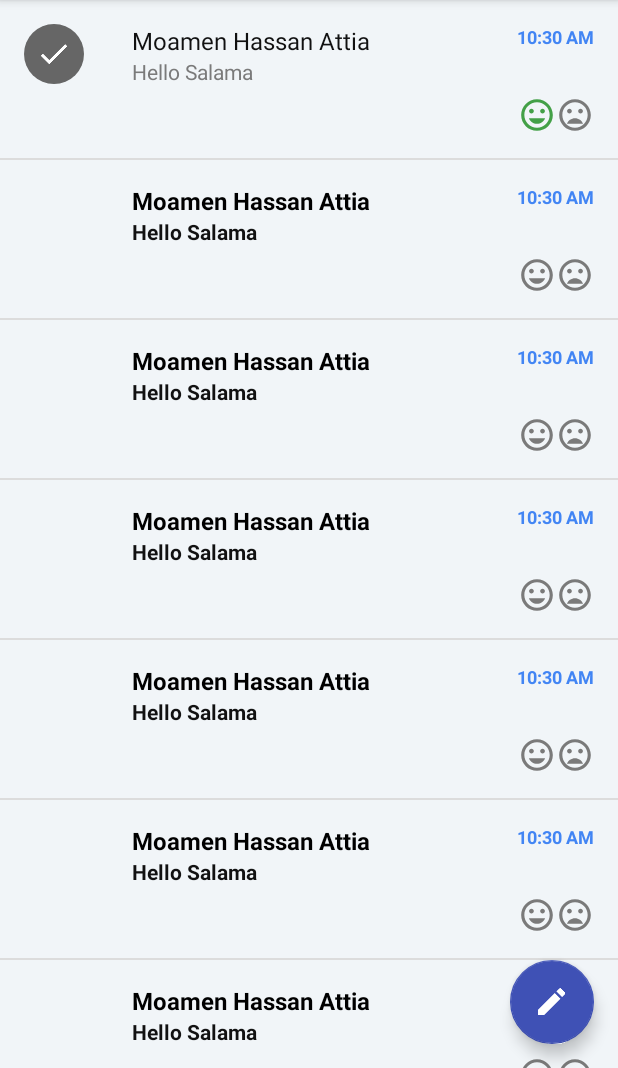
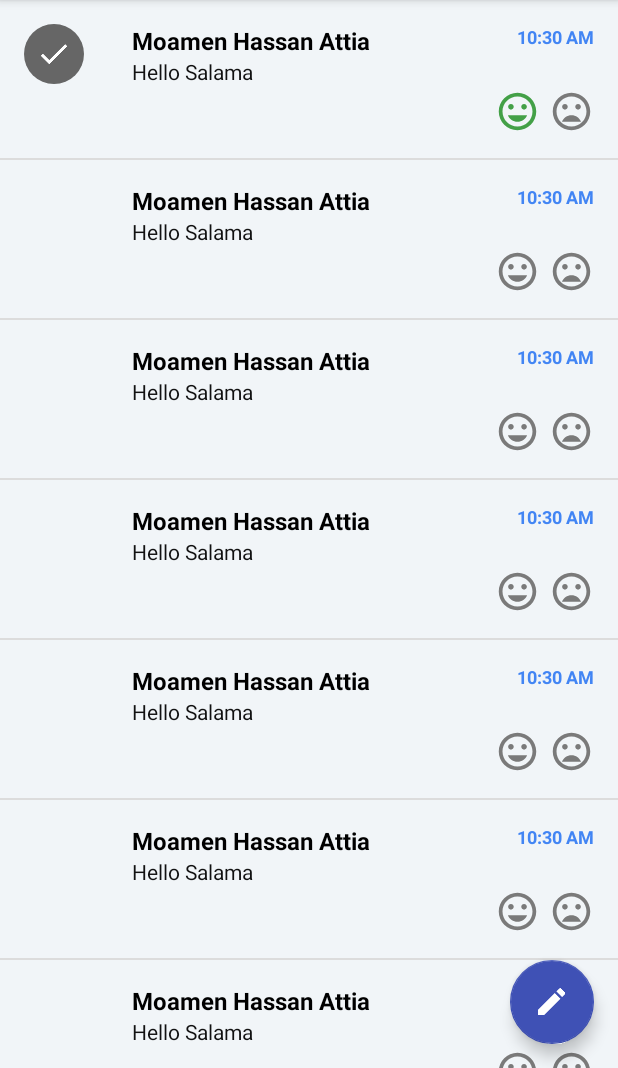
Before and after one commit to Moamen97/Help-Me, an Android app: the ShowComments screen opened directly, with no data from a screen before it, after a tap on an icon or button, on a phone screen of 412 x 824 dp, the part 168-1236 px from its top. Run offline under Robolectric (Android 15) with nearby library versions, the phone set to English and light mode, and no system bars; pictures from the network do not load; 1 statement that could not run was skipped; 2 other taps on this screen came first.

Commit message:
fix comment adapter and add comment functions :V and also make some magic with colors

```diff
--- a/Project/app/src/main/java/Model/postData/Comment/commentAdapter.java
+++ b/Project/app/src/main/java/Model/postData/Comment/commentAdapter.java
@@ -80,10 +80,10 @@ public class commentAdapter extends RecyclerView.Adapter<commentViewHolder> {
         // change the row state to activated
         holder.itemView.setActivated(selectedItems.get(position, false));
 
-        // change the font style depending on message read status
-        applyReadStatus(holder, message);
+        // apply click events
+        applyClickEvents(holder, position, message);
 
-        // handle message star
+        // handle comment mood
         applyImportant(holder, message);
 
         // handle icon animation
@@ -91,12 +91,9 @@ public class commentAdapter extends RecyclerView.Adapter<commentViewHolder> {
 
         // display profile image
         applyProfilePicture(holder, message);
-
-        // apply click events
-        applyClickEvents(holder, position);
     }
 
-    private void applyClickEvents(commentViewHolder holder, final int position) {
+    private void applyClickEvents(commentViewHolder holder, final int position, final comment message) {
         holder.getIconContainer().setOnClickListener(new View.OnClickListener() {
             @Override
             public void onClick(View view) {
@@ -111,6 +108,13 @@ public class commentAdapter extends RecyclerView.Adapter<commentViewHolder> {
             }
         });
 
+        holder.getMoodSad().setOnClickListener(new View.OnClickListener() {
+            @Override
+            public void onClick(View view) {
+                listener.onIconMoodSadClicked(position);
+            }
+        });
+
         holder.getMessageContainer().setOnClickListener(new View.OnClickListener() {
             @Override
             public void onClick(View view) {
@@ -118,7 +122,9 @@ public class commentAdapter extends RecyclerView.Adapter<commentViewHolder> {
             }
         });
 
-        holder.getMessageContainer().setOnLongClickListener(new View.OnLongClickListener() {
+        holder.getMessageContainer().
+
+                setOnLongClickListener(new View.OnLongClickListener() {
                     @Override
                     public boolean onLongClick(View view) {
                         listener.onRowLongClicked(position);
@@ -187,28 +193,18 @@ public class commentAdapter extends RecyclerView.Adapter<commentViewHolder> {
     }
 
     private void applyImportant(commentViewHolder holder, comment Comment) {
-        if (Comment.isImportant()) {
-            holder.getIconImp().setImageDrawable(ContextCompat.getDrawable(mContext, R.drawable.ic_mood_black_24dp));
+        if (!Comment.isImportant() && !Comment.isRead()) {
+            holder.getIconImp().setColorFilter(ContextCompat.getColor(mContext, R.color.icon_tint_normal));
+            holder.getMoodSad().setColorFilter(ContextCompat.getColor(mContext, R.color.icon_tint_normal));
+        } else if (Comment.isImportant()) {
             holder.getIconImp().setColorFilter(ContextCompat.getColor(mContext, R.color.md_green_600));
+            holder.getMoodSad().setColorFilter(ContextCompat.getColor(mContext, R.color.icon_tint_normal));
         } else {
-            holder.getIconImp().setImageDrawable(ContextCompat.getDrawable(mContext, R.drawable.ic_mood_black_24dp));
             holder.getIconImp().setColorFilter(ContextCompat.getColor(mContext, R.color.icon_tint_normal));
+            holder.getMoodSad().setColorFilter(ContextCompat.getColor(mContext, R.color.md_red_500));
         }
     }
 
-    private void applyReadStatus(commentViewHolder holder, comment Comment) {
-        if (Comment.isRead()) {
-            holder.getFrom().setTypeface(null, Typeface.NORMAL);
-            holder.getSubject().setTypeface(null, Typeface.NORMAL);
-            holder.getFrom().setTextColor(ContextCompat.getColor(mContext, R.color.subject));
-            holder.getSubject().setTextColor(ContextCompat.getColor(mContext, R.color.message));
-        } else {
-            holder.getFrom().setTypeface(null, Typeface.BOLD);
-            holder.getSubject().setTypeface(null, Typeface.BOLD);
-            holder.getFrom().setTextColor(ContextCompat.getColor(mContext, R.color.from));
-            holder.getSubject().setTextColor(ContextCompat.getColor(mContext, R.color.subject));
-        }
-    }
 
     @Override
     public int getItemCount() {
@@ -255,13 +251,5 @@ public class commentAdapter extends RecyclerView.Adapter<commentViewHolder> {
         currentSelectedIndex = -1;
     }
 
-    public interface MessageAdapterListener {
-        void onIconClicked(int position);
 
-        void onIconImportantClicked(int position);
-
-        void onMessageRowClicked(int position);
-
-        void onRowLongClicked(int position);
 }
-}
--- a/Project/app/src/main/java/Model/postData/Comment/commentAdapterListener.kt
+++ b/Project/app/src/main/java/Model/postData/Comment/commentAdapterListener.kt
@@ -5,6 +5,9 @@ interface commentAdapterListener {
 
     fun onIconImportantClicked(position: Int)
 
+    fun onIconMoodSadClicked(position: Int)
+
+
     fun onMessageRowClicked(position: Int)
 
     fun onRowLongClicked(position: Int)
--- a/Project/app/src/main/java/Model/postData/Comment/commentViewHolder.kt
+++ b/Project/app/src/main/java/Model/postData/Comment/commentViewHolder.kt
@@ -25,6 +25,7 @@ class commentViewHolder(var view: View) : RecyclerView.ViewHolder(view), View.On
     var iconBack: RelativeLayout? = null
     var iconFront: RelativeLayout? = null
     var listener: commentAdapterListener? = null
+    var moodSad: ImageView? = null
 
     init {
         from = view.findViewById(R.id.from)
@@ -37,6 +38,7 @@ class commentViewHolder(var view: View) : RecyclerView.ViewHolder(view), View.On
         imgProfile = view.findViewById(R.id.icon_profile)
         messageContainer = view.findViewById(R.id.message_container)
         iconContainer = view.findViewById(R.id.icon_container)
+        moodSad = view.findViewById(R.id.icon_bad_mood)
         view.setOnLongClickListener(this)
     }
 
--- a/Project/app/src/main/java/com/helpme/Comment/ShowComments.java
+++ b/Project/app/src/main/java/com/helpme/Comment/ShowComments.java
@@ -1,7 +1,10 @@
 package com.helpme.Comment;
 
+import android.app.Dialog;
 import android.content.res.TypedArray;
 import android.graphics.Color;
+import android.graphics.Typeface;
+import android.graphics.drawable.ColorDrawable;
 import android.os.Bundle;
 import android.support.design.widget.FloatingActionButton;
 import android.support.design.widget.Snackbar;
@@ -16,6 +19,10 @@ import android.support.v7.widget.Toolbar;
 import android.view.Menu;
 import android.view.MenuItem;
 import android.view.View;
+import android.widget.Button;
+import android.widget.EditText;
+import android.widget.LinearLayout;
+import android.widget.TextView;
 import android.widget.Toast;
 
 import com.helpme.R;
@@ -33,6 +40,7 @@ public class ShowComments extends AppCompatActivity implements SwipeRefreshLayou
     private SwipeRefreshLayout swipeRefreshLayout;
     private ActionModeCallback actionModeCallback;
     private ActionMode actionMode;
+    private Dialog addCommentDialog;
 
     @Override
     protected void onCreate(Bundle savedInstanceState) {
@@ -40,30 +48,34 @@ public class ShowComments extends AppCompatActivity implements SwipeRefreshLayou
         setContentView(R.layout.comments_activity);
         Toolbar toolbar = (Toolbar) findViewById(R.id.toolbar);
         setSupportActionBar(toolbar);
-
+        addCommentDialog = new Dialog(this);
         FloatingActionButton fab = (FloatingActionButton) findViewById(R.id.fab);
         fab.setOnClickListener(new View.OnClickListener() {
             @Override
             public void onClick(View view) {
-                Snackbar.make(view, "Replace with your own action", Snackbar.LENGTH_LONG)
-                        .setAction("Action", null).show();
+                showAddCommentFragment();
             }
         });
-
         recyclerView = (RecyclerView) findViewById(R.id.recycler_view);
         swipeRefreshLayout = (SwipeRefreshLayout) findViewById(R.id.swipe_refresh_layout);
         swipeRefreshLayout.setOnRefreshListener(this);
-
         mAdapter = new commentAdapter(this, comments, this);
         RecyclerView.LayoutManager mLayoutManager = new LinearLayoutManager(getApplicationContext());
         recyclerView.setLayoutManager(mLayoutManager);
         recyclerView.setItemAnimator(new DefaultItemAnimator());
         recyclerView.addItemDecoration(new DividerItemDecoration(this, LinearLayoutManager.VERTICAL));
         recyclerView.setAdapter(mAdapter);
+        actionModeCallback = new ActionModeCallback();
+        prepareMessages();
+    }
 
-        actionModeCallback = new ActionModeCallback();
-
-        prepareMessages();
+    public void showAddCommentFragment() {
+        addCommentDialog.setContentView(R.layout.add_comment);
+        LinearLayout addCommentPanel = addCommentDialog.findViewById(R.id.addCommentPanel);
+        EditText commentContent = addCommentDialog.findViewById(R.id.commentContent);
+        addCommentPanel.setBackgroundColor(getRandomMaterialColor());
+        addCommentDialog.getWindow().setBackgroundDrawable(new ColorDrawable(Color.TRANSPARENT));
+        addCommentDialog.show();
     }
 
     private void prepareMessages() {
@@ -129,8 +141,32 @@ public class ShowComments extends AppCompatActivity implements SwipeRefreshLayou
     public void onIconImportantClicked(int position) {
         // Star icon is clicked,
         // mark the message as important
+
         comment message = comments.get(position);
-        message.setImportant(!message.isImportant());
+        if (message.isImportant()) {
+            message.setImportant(false);
+        } else if (message.isRead()) {
+            message.setRead(false);
+            message.setImportant(true);
+        } else {
+            message.setImportant(true);
+        }
+        comments.set(position, message);
+        mAdapter.notifyDataSetChanged();
+    }
+
+
+    @Override
+    public void onIconMoodSadClicked(int position) {
+        comment message = comments.get(position);
+        if (message.isRead()) {
+            message.setRead(false);
+        } else if (message.isImportant()) {
+            message.setImportant(false);
+            message.setRead(true);
+        } else {
+            message.setRead(true);
+        }
         comments.set(position, message);
         mAdapter.notifyDataSetChanged();
     }
@@ -147,7 +183,6 @@ public class ShowComments extends AppCompatActivity implements SwipeRefreshLayou
             message.setRead(true);
             comments.set(position, message);
             mAdapter.notifyDataSetChanged();
-
             Toast.makeText(getApplicationContext(), "Read: " + message.getMessage(), Toast.LENGTH_SHORT).show();
         }
     }
@@ -176,6 +211,7 @@ public class ShowComments extends AppCompatActivity implements SwipeRefreshLayou
             actionMode.invalidate();
         }
     }
+
 
     private class ActionModeCallback implements ActionMode.Callback {
         @Override
--- a/Project/app/src/main/res/layout/message_list_row.xml
+++ b/Project/app/src/main/res/layout/message_list_row.xml
@@ -2,10 +2,10 @@
 <RelativeLayout xmlns:android="http://schemas.android.com/apk/res/android"
     android:layout_width="match_parent"
     android:layout_height="wrap_content"
+    android:background="@color/viewbg"
     android:clickable="true"
     android:focusable="true"
     android:orientation="vertical"
-    android:background="@color/viewbg"
     android:paddingBottom="@dimen/padding_list_row"
     android:paddingLeft="?listPreferredItemPaddingLeft"
     android:paddingRight="?listPreferredItemPaddingRight"
@@ -59,14 +59,14 @@
             <ImageView
                 android:layout_width="@dimen/icon_width_height"
                 android:layout_height="@dimen/icon_width_height"
-                android:src="@drawable/bg_circle"
-                android:layout_centerVertical="true"/>
+                android:layout_centerVertical="true"
+                android:src="@drawable/bg_circle" />
 
             <ImageView
                 android:layout_width="25dp"
                 android:layout_height="wrap_content"
+                android:layout_centerInParent="true"
                 android:layout_centerVertical="true"
-                android:layout_centerInParent="true"
                 android:src="@drawable/ic_done_white_24dp" />
         </RelativeLayout>
 
@@ -114,8 +114,6 @@
             android:id="@+id/icon_star"
             android:layout_width="@dimen/icon_star"
             android:layout_height="@dimen/icon_star"
-            android:layout_alignParentBottom="true"
-            android:layout_alignParentRight="true"
             android:src="@drawable/ic_mood_black_24dp"
             android:tint="@color/icon_tint_normal" />
 
@@ -123,8 +121,7 @@
             android:id="@+id/icon_bad_mood"
             android:layout_width="@dimen/icon_star"
             android:layout_height="@dimen/icon_star"
-            android:layout_alignParentBottom="true"
-            android:layout_alignParentRight="true"
+            android:layout_marginLeft="6dp"
             android:src="@drawable/ic_mood_bad_black_24dp"
             android:tint="@color/icon_tint_normal" />
     </LinearLayout>
--- a/Project/app/src/main/res/values/dimens.xml
+++ b/Project/app/src/main/res/values/dimens.xml
@@ -24,7 +24,7 @@
     <dimen name="icon_width_height">40dp</dimen>
     <dimen name="msg_text_primary">16sp</dimen>
     <dimen name="msg_text_secondary">14sp</dimen>
-    <dimen name="icon_star">25dp</dimen>
+    <dimen name="icon_star">30dp</dimen>
     <dimen name="icon_text">22dp</dimen>
     <dimen name="timestamp">12dp</dimen>
 </resources>
```
Also changed, not shown: Project/app/src/main/res/layout/add_comment.xml (added, +55 -0 lines). Lines whose indentation alone changed are shown as unchanged.
